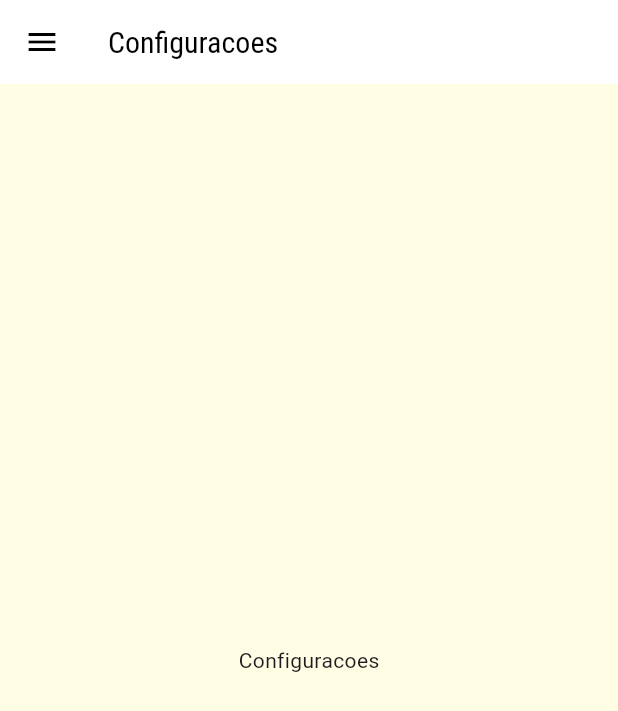
After one commit to ViniciusTomeVieira/mealsApp, a Flutter app: the SettingsScreen screen opened by its route, on a phone screen of 412 x 824 dp. The commit adds this screen. Shown: the top 711 px of the screen. Run offline on Flutter 3.47's test engine with Material 3 defaults, Android fonts, the phone set to English and light mode, and no system bars.

Commit message:
Creation of the  settings screen and use of drawers

```diff
--- a/lib/main.dart
+++ b/lib/main.dart
@@ -2,6 +2,7 @@ import 'package:flutter/material.dart';
 import 'package:mealsapp/screens/categories_meals_screen.dart';
 import 'package:mealsapp/screens/categories_screen.dart';
 import 'package:mealsapp/screens/meal_detail_screen.dart';
+import 'package:mealsapp/screens/settings_screen.dart';
 import 'package:mealsapp/screens/tabs_screen.dart';
 import 'package:mealsapp/utils/app_routes.dart';
 
@@ -34,6 +35,7 @@ class MyApp extends StatelessWidget {
         AppRoutes.HOME: (ctx) => TabsScreen(),
         AppRoutes.CATEGORIES_MEALS : (ctx) => CategoriesMealsScreen(),
         AppRoutes.MEAL_DETAIL : (ctx) => MealDetailScreen(),
+        AppRoutes.SETTINGS : (ctx) => SettingsScreen()
       },
       onUnknownRoute: (settings) {
         return MaterialPageRoute(
--- /dev/null
+++ b/lib/screens/settings_screen.dart
@@ -0,0 +1,19 @@
+import 'package:flutter/material.dart';
+import 'package:mealsapp/components/main_drawer.dart';
+
+class SettingsScreen extends StatelessWidget {
+  const SettingsScreen({super.key});
+
+  @override
+  Widget build(BuildContext context) {
+    return Scaffold(
+      appBar: AppBar(
+        title: Text('Configuracoes'),
+      ),
+      drawer: MainDrawer(),
+      body: Center(
+        child: Text('Configuracoes'),
+      ),
+    );
+  }
+}
--- a/lib/screens/tabs_screen.dart
+++ b/lib/screens/tabs_screen.dart
@@ -1,4 +1,5 @@
 import 'package:flutter/material.dart';
+import 'package:mealsapp/components/main_drawer.dart';
 import 'package:mealsapp/screens/categories_screen.dart';
 import 'package:mealsapp/screens/favorite_screen.dart';
 
@@ -27,6 +28,7 @@ class _TabsScreenState extends State<TabsScreen> {
   Widget build(BuildContext context) {
     return Scaffold(
       appBar: AppBar(title: Text(_screens[_selectedScreenIndex]['title'] as String)),
+      drawer: MainDrawer(),
       body: _screens[_selectedScreenIndex]['screen'] as Widget,
       bottomNavigationBar: BottomNavigationBar(
         onTap: _selectScreen,
--- a/lib/utils/app_routes.dart
+++ b/lib/utils/app_routes.dart
@@ -2,4 +2,5 @@ class AppRoutes {
   static const HOME = '/';
   static const CATEGORIES_MEALS = '/categories-meals';
   static const MEAL_DETAIL = '/meal-detail';
+  static const SETTINGS = '/settings';
 }
```
Also changed, not shown: lib/components/main_drawer.dart (added, +60 -0 lines).
